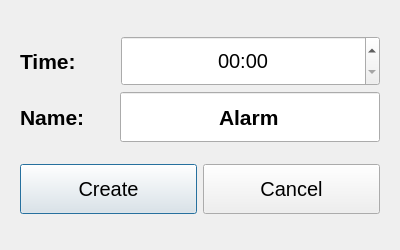
Old version of the form SmartTimer/addalarmdialog.ui in the repository secondYearProjects/SmartTimer.
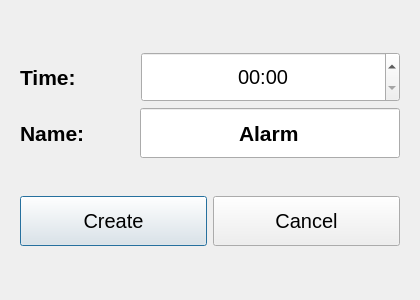
New version of the form. Icons and pictures are not drawn.

```diff
--- a/SmartTimer/addalarmdialog.ui
+++ b/SmartTimer/addalarmdialog.ui
@@ -6,10 +6,16 @@
    <rect>
     <x>0</x>
     <y>0</y>
-    <width>400</width>
-    <height>250</height>
+    <width>420</width>
+    <height>300</height>
    </rect>
   </property>
+  <property name="minimumSize">
+   <size>
+    <width>420</width>
+    <height>300</height>
+   </size>
+  </property>
   <property name="font">
    <font>
     <pointsize>15</pointsize>
```
